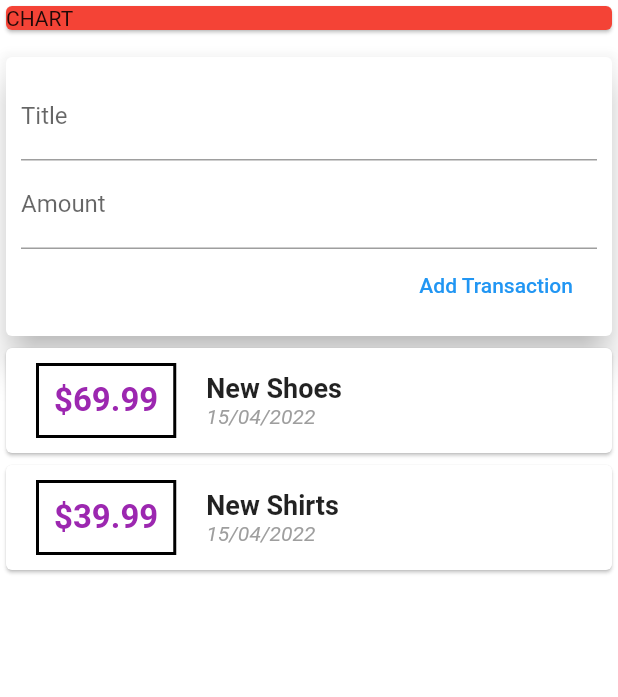
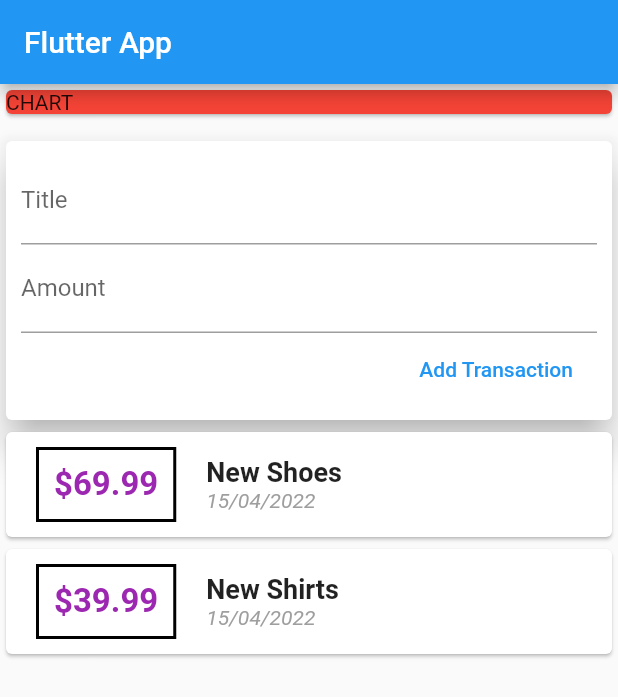
Before and after one commit to pliniogim/gasto, a Flutter app: the screen it shows after launch, on a phone screen of 412 x 824 dp. Shown: the top 697 px of the screen. Run offline on Flutter 3.47's test engine with Material 2 defaults, Android fonts, the phone set to English and light mode, and no system bars.

Commit message:
20220414

```diff
--- a/lib/home/gasto_home.dart
+++ b/lib/home/gasto_home.dart
@@ -1,37 +1,49 @@
 import 'package:flutter/material.dart';
-import 'package:gasto/home/model/transaction.dart';
-import 'package:intl/intl.dart';
+import 'package:gasto/home/widgets/user_transaction.dart';
+//split
+//import 'package:gasto/home/model/transaction.dart';
+
+//split2
+// import 'package:gasto/home/widgets/new_transaction.dart';
+// import 'package:gasto/home/widgets/transaction_list.dart';
+
+//split
+//import 'package:intl/intl.dart';
 
 class GastoHome extends StatelessWidget {
   GastoHome({Key? key}) : super(key: key);
 
-  final List<Transaction> transactions = [
-    Transaction(
-      id: 't1',
-      title: 'New Shoes',
-      amount: 69.99,
-      date: DateTime.now(),
-    ),
-    Transaction(
-      id: 't2',
-      title: 'New Shirts',
-      amount: 39.99,
-      date: DateTime.now(),
-    ),
-  ];
+  //split code
+  // final List<Transaction> transactions = [
+  //   Transaction(
+  //     id: 't1',
+  //     title: 'New Shoes',
+  //     amount: 69.99,
+  //     date: DateTime.now(),
+  //   ),
+  //   Transaction(
+  //     id: 't2',
+  //     title: 'New Shirts',
+  //     amount: 39.99,
+  //     date: DateTime.now(),
+  //   ),
+  // ];
+
   // caso 1 - erro @immutable
   // String? titleInput;
   // String? amountInput;
 
   //caso 2
-  final titleController = TextEditingController();
-  final amountController = TextEditingController();
+  // final titleController = TextEditingController();
+  // final amountController = TextEditingController();
 
   @override
   Widget build(BuildContext context) {
-    return Container(
-      color: Colors.white,
-      child: Column(
+    return Scaffold(
+      appBar: AppBar(
+        title: Text('Flutter App'),
+      ),
+      body: Column(
         mainAxisAlignment: MainAxisAlignment.start,
         crossAxisAlignment: CrossAxisAlignment.stretch,
         children: <Widget>[
@@ -47,107 +59,114 @@
           const SizedBox(
             height: 10,
           ),
-          Card(
-            elevation: 10,
-            child: Container(
-              padding: EdgeInsets.all(10),
-              child: Column(
-                crossAxisAlignment: CrossAxisAlignment.end,
-                children: <Widget>[
-                  TextField(
-                    //caso 1
-                    // onChanged: (val) => titleInput = val,
+          //split
+          // Card(
+          //   elevation: 10,
+          //   child: Container(
+          //     padding: EdgeInsets.all(10),
+          //     child: Column(
+          //       crossAxisAlignment: CrossAxisAlignment.end,
+          //       children: <Widget>[
+          //         TextField(
+          //           //caso 1
+          //           // onChanged: (val) => titleInput = val,
 
-                    //caso 2
-                    controller: titleController,
-                    decoration: const InputDecoration(
-                      labelText: 'Title',
-                    ),
-                  ),
-                  TextField(
-                    //caso 1
-                    // onChanged: (value) {
-                    //   amountInput = value;
-                    // },
+          //           //caso 2
+          //           controller: titleController,
+          //           decoration: const InputDecoration(
+          //             labelText: 'Title',
+          //           ),
+          //         ),
+          //         TextField(
+          //           //caso 1
+          //           // onChanged: (value) {
+          //           //   amountInput = value;
+          //           // },
 
-                    //caso 2
-                    controller: amountController,
-                    decoration: const InputDecoration(
-                      labelText: 'Amount',
-                    ),
-                  ),
-                  FlatButton(
-                    onPressed: () {
-                      //caso 1
-                      // print(titleInput);
-                      // print(amountInput);
+          //           //caso 2
+          //           controller: amountController,
+          //           decoration: const InputDecoration(
+          //             labelText: 'Amount',
+          //           ),
+          //         ),
+          //         FlatButton(
+          //           onPressed: () {
+          //             //caso 1
+          //             // print(titleInput);
+          //             // print(amountInput);
 
-                      //caso 2
-                      print(titleController.text);
-                      print(amountController.text);
-                    },
-                    child: const Text('Add Transaction'),
-                    textColor: Colors.blue,
-                  ),
-                ],
-              ),
-            ),
-          ),
-          Column(
-            children: transactions
-                .map(
-                  (e) => Card(
-                    child: Row(
-                      children: [
-                        Container(
-                          padding: const EdgeInsets.all(10),
-                          margin: const EdgeInsets.symmetric(
-                            vertical: 10,
-                            horizontal: 20,
-                          ),
-                          decoration: BoxDecoration(
-                            border: Border.all(
-                              color: Colors.black,
-                              width: 2,
-                            ),
-                          ),
-                          child: Text(
-                            '\$${e.amount}',
-                            style: const TextStyle(
-                              fontSize: 22,
-                              fontWeight: FontWeight.bold,
-                              color: Colors.purple,
-                            ),
-                          ),
-                        ),
-                        Column(
-                          crossAxisAlignment: CrossAxisAlignment.start,
-                          children: <Widget>[
-                            Text(
-                              e.title,
-                              style: const TextStyle(
-                                fontSize: 18,
-                                fontWeight: FontWeight.bold,
-                              ),
-                            ),
-                            Text(
-                              //DateFormat.HOUR_MINUTE_GENERIC_TZ....
-                              DateFormat('dd/MM/yyyy').format(e.date),
-                              style: const TextStyle(
-                                color: Colors.grey,
-                                fontSize: 14,
-                                fontStyle: FontStyle.italic,
-                                fontWeight: FontWeight.w400,
-                              ),
-                            ),
-                          ],
-                        ),
-                      ],
-                    ),
-                  ),
-                )
-                .toList(),
-          ),
+          //             //caso 2
+          //             print(titleController.text);
+          //             print(amountController.text);
+          //           },
+          //           child: const Text('Add Transaction'),
+          //           textColor: Colors.blue,
+          //         ),
+          //       ],
+          //     ),
+          //   ),
+          // ),
+
+          //split2
+          // NewTransaction(),
+          // TransactionList(),
+          UserTransaction(),
+          //split
+          // Column(
+          //   children: transactions
+          //       .map(
+          //         (e) => Card(
+          //           child: Row(
+          //             children: [
+          //               Container(
+          //                 padding: const EdgeInsets.all(10),
+          //                 margin: const EdgeInsets.symmetric(
+          //                   vertical: 10,
+          //                   horizontal: 20,
+          //                 ),
+          //                 decoration: BoxDecoration(
+          //                   border: Border.all(
+          //                     color: Colors.black,
+          //                     width: 2,
+          //                   ),
+          //                 ),
+          //                 child: Text(
+          //                   '\$${e.amount}',
+          //                   style: const TextStyle(
+          //                     fontSize: 22,
+          //                     fontWeight: FontWeight.bold,
+          //                     color: Colors.purple,
+          //                   ),
+          //                 ),
+          //               ),
+          //               Column(
+          //                 crossAxisAlignment: CrossAxisAlignment.start,
+          //                 children: <Widget>[
+          //                   Text(
+          //                     e.title,
+          //                     style: const TextStyle(
+          //                       fontSize: 18,
+          //                       fontWeight: FontWeight.bold,
+          //                     ),
+          //                   ),
+          //                   Text(
+          //                     //DateFormat.HOUR_MINUTE_GENERIC_TZ....
+          //                     DateFormat('dd/MM/yyyy').format(e.date),
+          //                     style: const TextStyle(
+          //                       color: Colors.grey,
+          //                       fontSize: 14,
+          //                       fontStyle: FontStyle.italic,
+          //                       fontWeight: FontWeight.w400,
+          //                     ),
+          //                   ),
+          //                 ],
+          //               ),
+          //             ],
+          //           ),
+          //         ),
+          //       )
+          //       .toList(),
+          // ),
         ],
       ),
     );
--- /dev/null
+++ b/lib/home/widgets/new_transaction.dart
@@ -0,0 +1,60 @@
+import 'package:flutter/material.dart';
+
+class NewTransaction extends StatelessWidget {
+  final Function addTx;
+  final titleController = TextEditingController();
+  final amountController = TextEditingController();
+
+  NewTransaction(this.addTx);
+
+  @override
+  Widget build(BuildContext context) {
+    return Card(
+      elevation: 10,
+      child: Container(
+        padding: EdgeInsets.all(10),
+        child: Column(
+          crossAxisAlignment: CrossAxisAlignment.end,
+          children: <Widget>[
+            TextField(
+              //caso 1
+              // onChanged: (val) => titleInput = val,
+
+              //caso 2
+              controller: titleController,
+              decoration: const InputDecoration(
+                labelText: 'Title',
+              ),
+            ),
+            TextField(
+              //caso 1
+              // onChanged: (value) {
+              //   amountInput = value;
+              // },
+
+              //caso 2
+              controller: amountController,
+              decoration: const InputDecoration(
+                labelText: 'Amount',
+              ),
+            ),
+            FlatButton(
+              onPressed: () {
+                //caso 1
+                // print(titleInput);
+                // print(amountInput);
+                addTx(
+                    titleController.text, double.parse(amountController.text));
+                //caso 2
+                print(titleController.text);
+                print(amountController.text);
+              },
+              child: const Text('Add Transaction'),
+              textColor: Colors.blue,
+            ),
+          ],
+        ),
+      ),
+    );
+  }
+}
--- /dev/null
+++ b/lib/home/widgets/transaction_list.dart
@@ -0,0 +1,79 @@
+import 'package:flutter/material.dart';
+//import 'package:gasto/home/model/transaction.dart';
+import 'package:intl/intl.dart';
+
+import '../model/transaction.dart';
+
+class TransactionList extends StatelessWidget {
+  final List<Transaction> transactions;
+  TransactionList(this.transactions);
+
+  // const TransactionList({Key? key, required this.transactions})
+  //     : super(key: key);
+
+  //TransactionList({Key? key}) : super(key: key);
+  // @override
+  // State<TransactionList> createState() => _TransactionListState();
+  // }
+
+  // class _TransactionListState extends State<TransactionList> {
+
+  @override
+  Widget build(BuildContext context) {
+    return Column(
+      children: transactions
+          .map(
+            (e) => Card(
+              child: Row(
+                children: [
+                  Container(
+                    padding: const EdgeInsets.all(10),
+                    margin: const EdgeInsets.symmetric(
+                      vertical: 10,
+                      horizontal: 20,
+                    ),
+                    decoration: BoxDecoration(
+                      border: Border.all(
+                        color: Colors.black,
+                        width: 2,
+                      ),
+                    ),
+                    child: Text(
+                      '\$${e.amount}',
+                      style: const TextStyle(
+                        fontSize: 22,
+                        fontWeight: FontWeight.bold,
+                        color: Colors.purple,
+                      ),
+                    ),
+                  ),
+                  Column(
+                    crossAxisAlignment: CrossAxisAlignment.start,
+                    children: <Widget>[
+                      Text(
+                        e.title,
+                        style: const TextStyle(
+                          fontSize: 18,
+                          fontWeight: FontWeight.bold,
+                        ),
+                      ),
+                      Text(
+                        //DateFormat.HOUR_MINUTE_GENERIC_TZ....
+                        DateFormat('dd/MM/yyyy').format(e.date),
+                        style: const TextStyle(
+                          color: Colors.grey,
+                          fontSize: 14,
+                          fontStyle: FontStyle.italic,
+                          fontWeight: FontWeight.w400,
+                        ),
+                      ),
+                    ],
+                  ),
+                ],
+              ),
+            ),
+          )
+          .toList(),
+    );
+  }
+}
--- /dev/null
+++ b/lib/home/widgets/user_transaction.dart
@@ -0,0 +1,49 @@
+import 'package:flutter/material.dart';
+import '../model/transaction.dart';
+import 'new_transaction.dart';
+import 'transaction_list.dart';
+
+class UserTransaction extends StatefulWidget {
+  const UserTransaction({Key? key}) : super(key: key);
+
+  @override
+  State<UserTransaction> createState() => _UserTransactionState();
+}
+
+class _UserTransactionState extends State<UserTransaction> {
+  final List<Transaction> _userTransactions = [
+    Transaction(
+      id: 't1',
+      title: 'New Shoes',
+      amount: 69.99,
+      date: DateTime.now(),
+    ),
+    Transaction(
+      id: 't2',
+      title: 'New Shirts',
+      amount: 39.99,
+      date: DateTime.now(),
+    ),
+  ];
+
+  void _addNewTransaction(String txTitle, double txAmount) {
+    final newtx = Transaction(
+        title: txTitle,
+        amount: txAmount,
+        date: DateTime.now(),
+        id: DateTime.now().toString());
+    setState(() {
+      _userTransactions.add(newtx);
+    });
+  }
+
+  @override
+  Widget build(BuildContext context) {
+    return Column(
+      children: <Widget>[
+        NewTransaction(_addNewTransaction),
+        TransactionList(_userTransactions),
+      ],
+    );
+  }
+}
```
